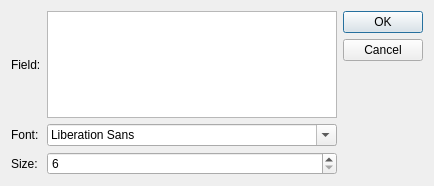
First picture: the form in qt/aqt/forms/addfield.ui, repository ankitects/anki, before the edit.
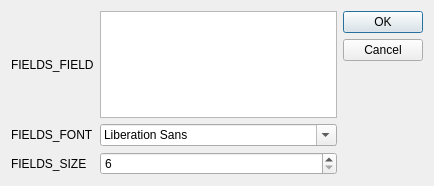
Second picture: the form after the edit.

Diff of the .ui file:
```diff
--- a/qt/aqt/forms/addfield.ui
+++ b/qt/aqt/forms/addfield.ui
@@ -19,14 +19,14 @@
      <item row="0" column="0">
       <widget class="QLabel" name="label">
        <property name="text">
-        <string>Field:</string>
+        <string>FIELDS_FIELD</string>
        </property>
       </widget>
      </item>
      <item row="2" column="0">
       <widget class="QLabel" name="label_3">
        <property name="text">
-        <string>Size:</string>
+        <string>FIELDS_SIZE</string>
        </property>
       </widget>
      </item>
@@ -49,7 +49,7 @@
      <item row="1" column="0">
       <widget class="QLabel" name="label_2">
        <property name="text">
-        <string>Font:</string>
+        <string>FIELDS_FONT</string>
        </property>
       </widget>
      </item>
```
Left out of the diff: 2 changed lines with no effect on the pictures.
